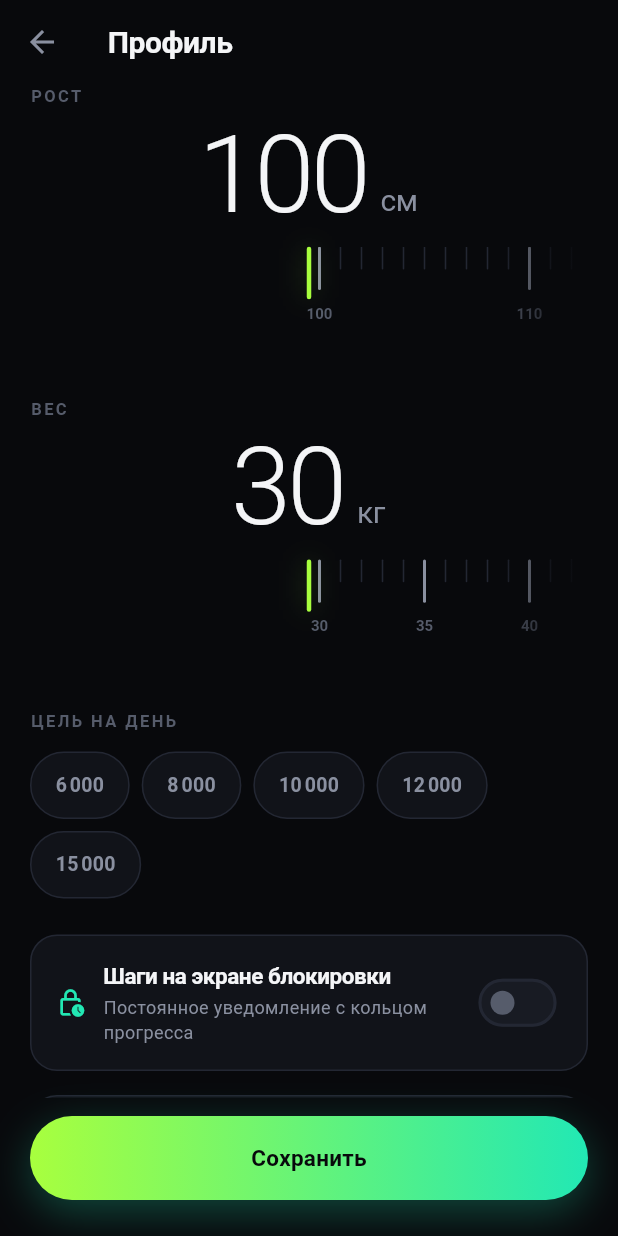
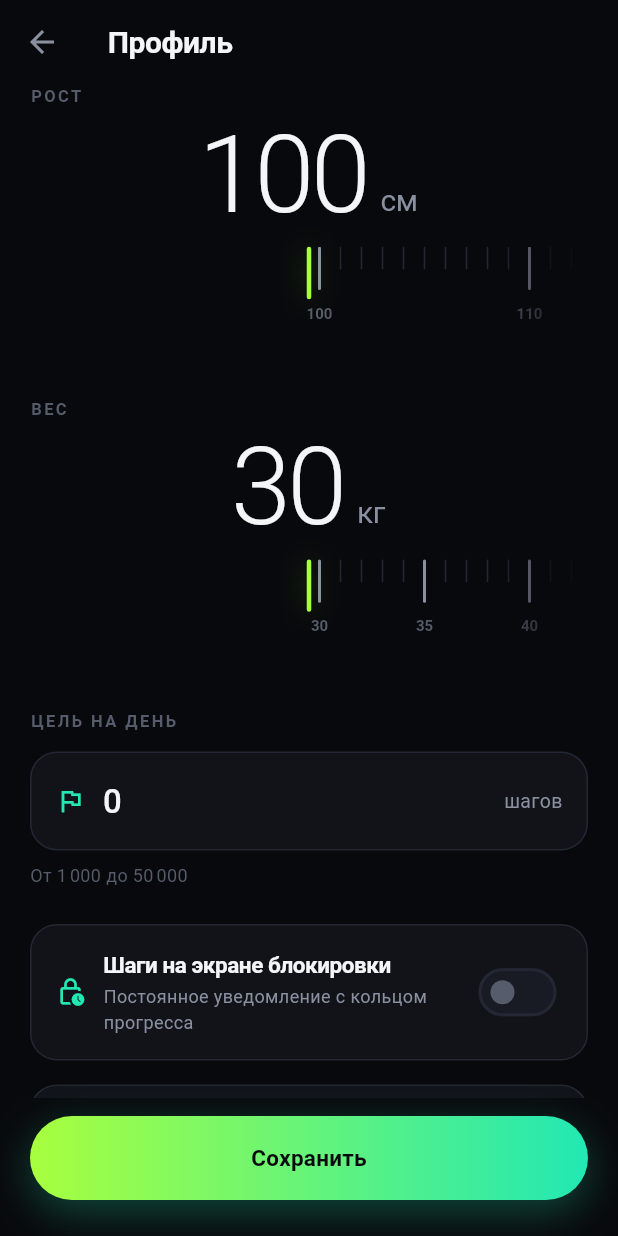
Before and after one commit to Dubious-Idea/StepStep, a Flutter app: the ProfileScreen screen opened directly with empty values, on a phone screen of 412 x 824 dp. Run offline on Flutter 3.47's test engine with Material 3 defaults, Android fonts, the phone set to English and light mode, and no system bars.

Commit message:
feat: ручной ввод цели на день вместо кнопок-пресетов
В профиле цель на день задаётся текстовым полем (1000–50000 шагов) с
валидацией диапазона, а не выбором из пяти фиксированных значений.

```diff
--- a/lib/screens/profile_screen.dart
+++ b/lib/screens/profile_screen.dart
@@ -1,4 +1,5 @@
 import 'package:flutter/material.dart';
+import 'package:flutter/services.dart';
 
 import '../models/day_stats.dart';
 import '../models/profile.dart';
@@ -27,19 +28,37 @@ class ProfileScreen extends StatefulWidget {
 class _ProfileScreenState extends State<ProfileScreen> {
   static const StepBridge _bridge = StepBridge();
   static const StepPermissions _permissions = StepPermissions();
-  static const List<int> _goalPresets = [6000, 8000, 10000, 12000, 15000];
 
   late double _heightCm = widget.snapshot.heightCm.toDouble();
   late double _weightKg = widget.snapshot.weightKg;
   late int _goal = widget.snapshot.goal;
+  late final TextEditingController _goalController = TextEditingController(
+    text: '$_goal',
+  );
 
   bool _liveNotification = true;
   bool _isSaving = false;
+  bool _goalValid = true;
 
   @override
   void initState() {
     super.initState();
     _loadNotificationSetting();
+  }
+
+  @override
+  void dispose() {
+    _goalController.dispose();
+    super.dispose();
+  }
+
+  void _onGoalChanged(String text) {
+    final parsed = int.tryParse(text);
+    setState(() {
+      _goalValid =
+          parsed != null && parsed >= Profile.minGoal && parsed <= Profile.maxGoal;
+      if (parsed != null) _goal = parsed;
+    });
   }
 
   Future<void> _loadNotificationSetting() async {
@@ -48,9 +67,10 @@ class _ProfileScreenState extends State<ProfileScreen> {
   }
 
   bool get _hasChanges =>
-      _heightCm.round() != widget.snapshot.heightCm ||
-      _weightKg != widget.snapshot.weightKg ||
-      _goal != widget.snapshot.goal;
+      _goalValid &&
+      (_heightCm.round() != widget.snapshot.heightCm ||
+          _weightKg != widget.snapshot.weightKg ||
+          _goal != widget.snapshot.goal);
 
   Future<void> _toggleNotification(bool enabled) async {
     setState(() => _liveNotification = enabled);
@@ -131,17 +151,10 @@ class _ProfileScreenState extends State<ProfileScreen> {
                   const SizedBox(height: AppSpacing.xl),
                   Text('ЦЕЛЬ НА ДЕНЬ', style: AppText.label),
                   const SizedBox(height: AppSpacing.md),
-                  Wrap(
-                    spacing: AppSpacing.sm,
-                    runSpacing: AppSpacing.sm,
-                    children: [
-                      for (final preset in _goalPresets)
-                        _Chip(
-                          label: formatSteps(preset),
-                          isSelected: preset == _goal,
-                          onTap: () => setState(() => _goal = preset),
-                        ),
-                    ],
+                  _GoalInput(
+                    controller: _goalController,
+                    isValid: _goalValid,
+                    onChanged: _onGoalChanged,
                   ),
                   const SizedBox(height: AppSpacing.xl),
                   _NotificationToggle(
@@ -200,51 +213,66 @@ class _Field extends StatelessWidget {
   }
 }
 
-class _Chip extends StatelessWidget {
-  const _Chip({
-    required this.label,
-    required this.isSelected,
-    required this.onTap,
+/// Freeform replacement for the old goal presets: a plain number field rather
+/// than a fixed set of chips, so any target in range is a direct edit away
+/// instead of a guess at the nearest preset.
+class _GoalInput extends StatelessWidget {
+  const _GoalInput({
+    required this.controller,
+    required this.isValid,
+    required this.onChanged,
   });
 
-  final String label;
-  final bool isSelected;
-  final VoidCallback onTap;
+  final TextEditingController controller;
+  final bool isValid;
+  final ValueChanged<String> onChanged;
 
   @override
   Widget build(BuildContext context) {
-    return Material(
-      color: Colors.transparent,
-      child: InkWell(
-        onTap: onTap,
-        borderRadius: BorderRadius.circular(AppRadius.pill),
-        splashColor: AppColors.accentMid.withValues(alpha: 0.12),
-        child: AnimatedContainer(
-          duration: AppDuration.fast,
-          curve: AppCurves.inOut,
-          padding: const EdgeInsets.symmetric(
-            horizontal: AppSpacing.lg,
-            vertical: AppSpacing.md,
-          ),
-          decoration: BoxDecoration(
-            color: isSelected
-                ? AppColors.accentMid.withValues(alpha: 0.14)
-                : AppColors.surface,
-            borderRadius: BorderRadius.circular(AppRadius.pill),
-            border: Border.all(
-              color: isSelected ? AppColors.accentMid : AppColors.stroke,
-            ),
-          ),
-          child: Text(
-            label,
-            style: AppText.labelBright.copyWith(
-              fontSize: 13,
-              letterSpacing: 0.2,
-              color: isSelected ? AppColors.accentMid : AppColors.textSecondary,
-            ),
+    return Column(
+      crossAxisAlignment: CrossAxisAlignment.start,
+      children: [
+        SurfaceCard(
+          child: Row(
+            children: [
+              const Icon(
+                Icons.flag_outlined,
+                color: AppColors.accentMid,
+                size: 20,
+              ),
+              const SizedBox(width: AppSpacing.md),
+              Expanded(
+                child: TextField(
+                  controller: controller,
+                  onChanged: onChanged,
+                  keyboardType: TextInputType.number,
+                  inputFormatters: [
+                    FilteringTextInputFormatter.digitsOnly,
+                    LengthLimitingTextInputFormatter(5),
+                  ],
+                  style: AppText.statValue.copyWith(fontSize: 22),
+                  decoration: const InputDecoration(
+                    isDense: true,
+                    border: InputBorder.none,
+                  ),
+                ),
+              ),
+              Text('шагов', style: AppText.body.copyWith(fontSize: 13)),
+            ],
           ),
         ),
-      ),
+        const SizedBox(height: AppSpacing.sm),
+        Text(
+          isValid
+              ? 'От ${formatSteps(Profile.minGoal)} до ${formatSteps(Profile.maxGoal)}'
+              : 'Введите число от ${formatSteps(Profile.minGoal)} '
+                    'до ${formatSteps(Profile.maxGoal)}',
+          style: AppText.body.copyWith(
+            fontSize: 12,
+            color: isValid ? AppColors.textMuted : AppColors.calories,
+          ),
+        ),
+      ],
     );
   }
 }
```
